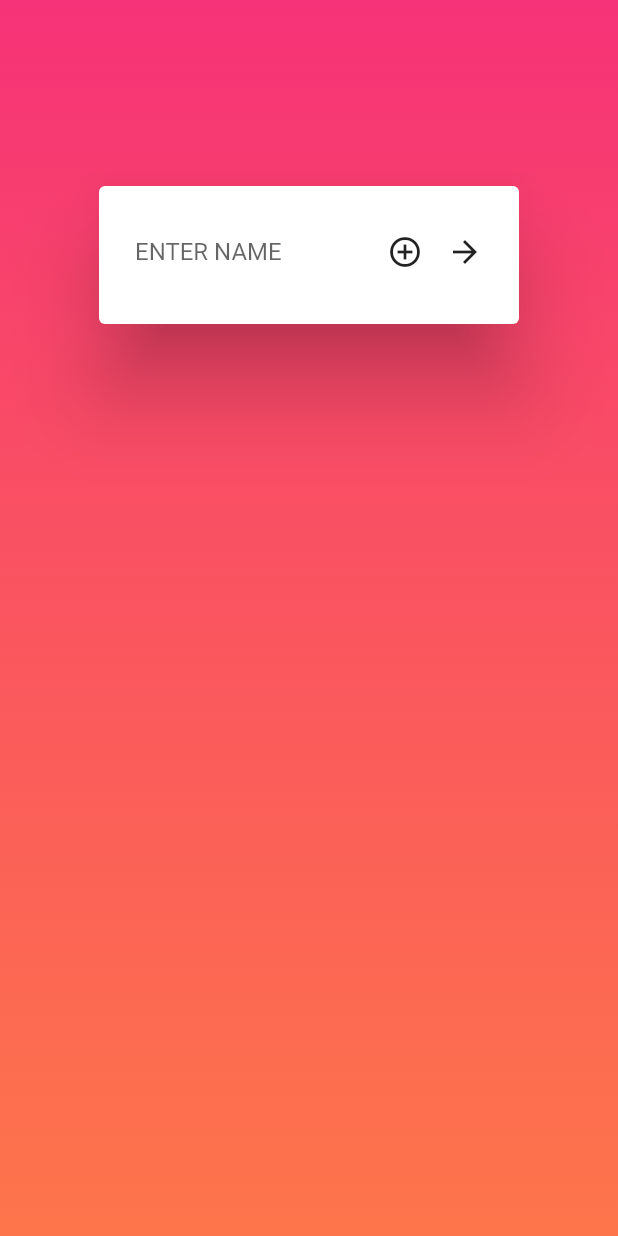
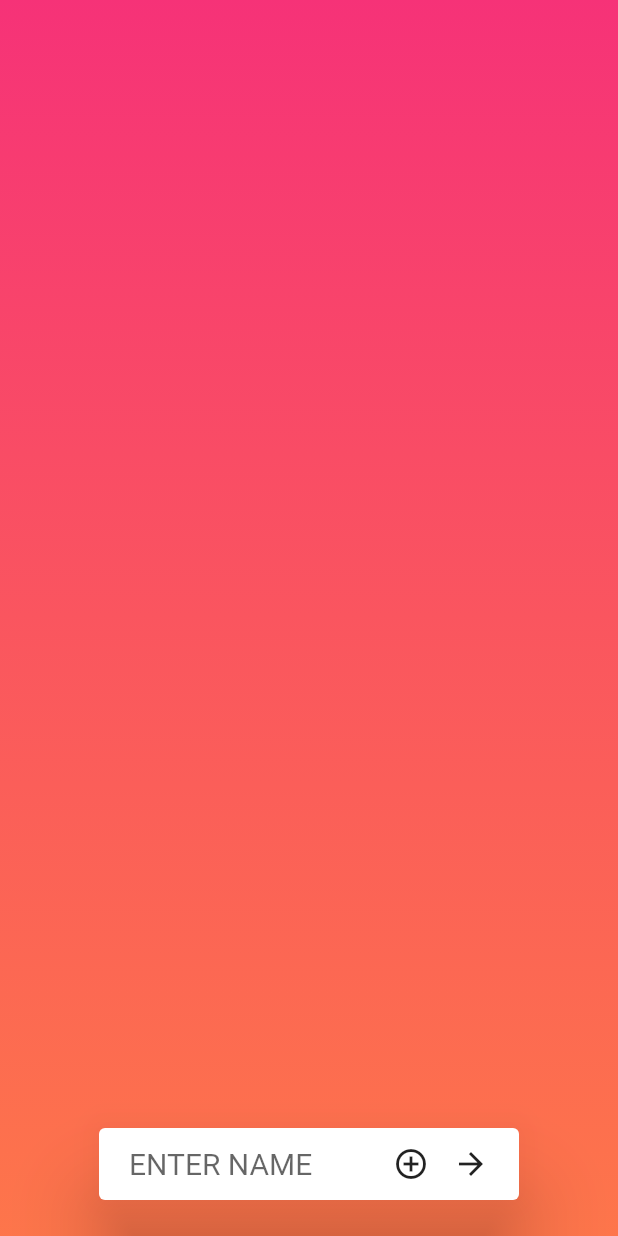
Before and after one commit to SanchitAjmera/NOCONTEXTSPORT, a Flutter app: the screen it shows after launch, on a phone screen of 412 x 824 dp. Run offline on Flutter 3.47's test engine with Material 2 defaults, Android fonts, the phone set to English and light mode, and no system bars.

Commit message:
repositioned name entry pop up

```diff
--- a/src/App/noContextSportSpinner/lib/main.dart
+++ b/src/App/noContextSportSpinner/lib/main.dart
@@ -40,25 +40,48 @@ class _mainPageState extends State<MainPage> {
 
         child: new Column(
           children: <Widget>[
+
+            new Flexible(
+              child: new ListView.builder(
+                itemCount: names.length,
+                itemBuilder: (BuildContext ctxt, int index) {
+                  return new Column(
+                    children: <Widget>[
+                      new Text(
+                        names[index],
+                        style: TextStyle(fontSize: 25),
+                        textAlign: TextAlign.center)
+                    ],
+                  );
+                }
+              ),
+            ),
             Container(
-              margin: EdgeInsets.only(top: 100),
+              margin: EdgeInsets.only(bottom: 0),
               child: Center(
                 child: new AlertDialog(
+                  contentPadding: EdgeInsets.only(
+                    left: 20,
+                    right: 20,
+                  ),
                   //  title: new Text("Enter Name"),
                   content: Row(
                     crossAxisAlignment: CrossAxisAlignment.center,
                     mainAxisAlignment: MainAxisAlignment.center,
                     children: <Widget>[
                       Container(
+                        padding: EdgeInsets.all(0),
                         width: 150.0,
-                        child: new TextField(
-                          controller: eCtrl,
-                          decoration: new InputDecoration.collapsed(hintText: "ENTER NAME"),
-                          maxLines: 1,
-                          onSubmitted: (String text){
-                          }
+                        child: Center(
+                          child: TextField(
+                            style: TextStyle(fontSize: 20),
+                        //    textAlign: TextAlign.center,
+                            controller: eCtrl,
+                            decoration: new InputDecoration.collapsed( hintText: "ENTER NAME"),
+                            maxLines: 1,
+                            onSubmitted: (String text){}
+                          ),
                         ),
-                        //  ),
                       ),
                       new Spacer(), // I just added one line
                       new Spacer(), // I just added one line
@@ -98,18 +121,7 @@ class _mainPageState extends State<MainPage> {
             ),
 
 
-            new Flexible(
-              child: new ListView.builder(
-                itemCount: names.length,
-                itemBuilder: (BuildContext ctxt, int index) {
-                  return new Column(
-                    children: <Widget>[
-                      new Text(names[index])
-                    ],
-                  );
-                }
-              ),
-            ),
+
           ],
         ),
       ),
```
